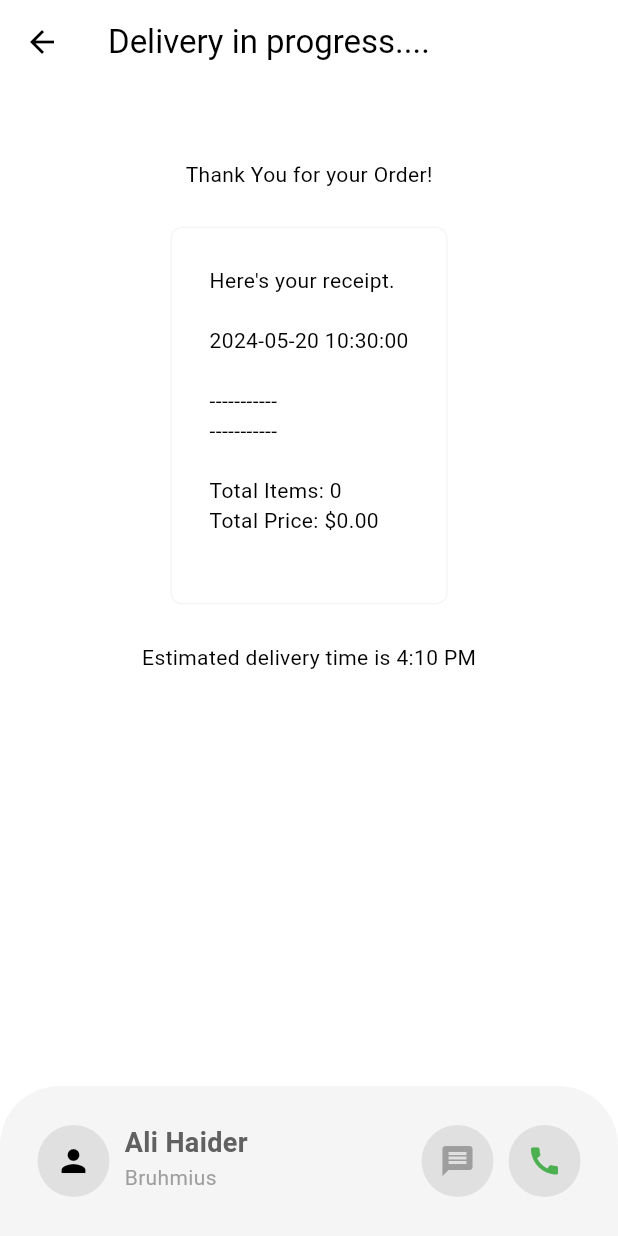
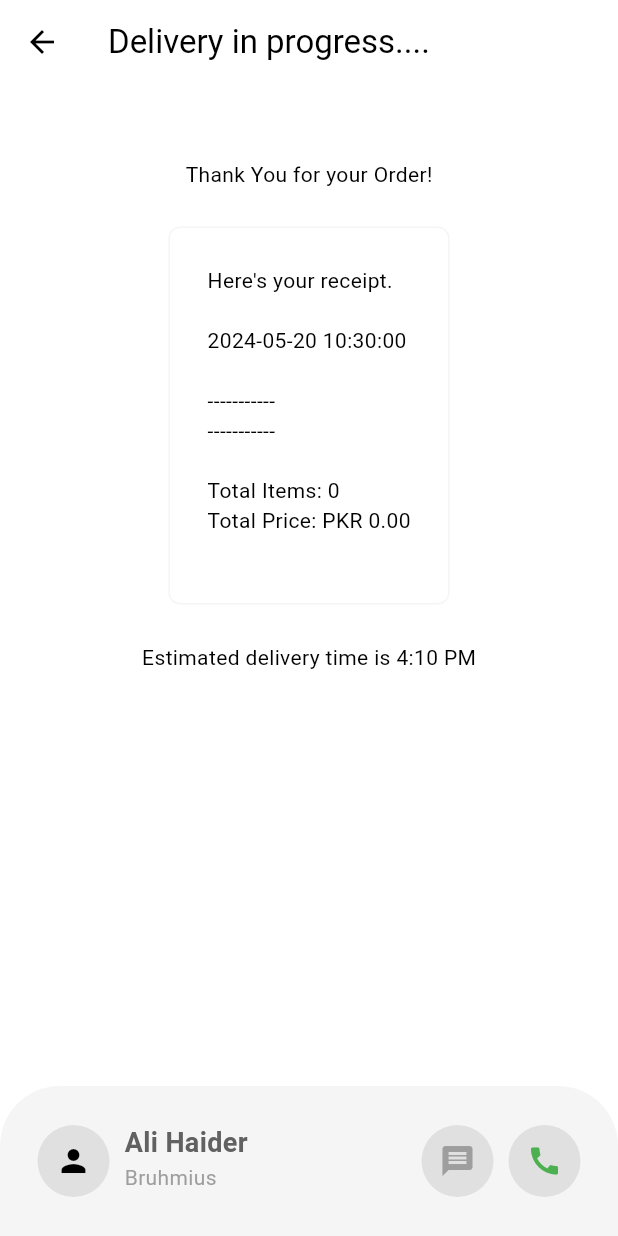
Before and after one commit to M-Ali-Haider/MAD, a Flutter app: the DeliveryProgressPage screen opened directly, on a phone screen of 412 x 824 dp. Run offline on Flutter 3.47's test engine with Material 3 defaults, Android fonts, the phone set to English and light mode, and no system bars; our stand-ins replace cloud_firestore, firebase_auth, firebase_core, flutter_credit_card; accounts and stored records are empty.

Commit message:
fixed bugs and layout problems

```diff
--- a/lib/components/my_cart_tile.dart
+++ b/lib/components/my_cart_tile.dart
@@ -50,11 +50,11 @@ class MyCartTile extends StatelessWidget {
                           quantity: cartItem.quantity,
                           food: cartItem.food,
                           onIncrement: () {
-                            resturant.removeFromCart(cartItem);
+                            resturant.addToCart(
+                                cartItem.food, cartItem.selectedAddon);
                           },
                           onDecrement: () {
-                            resturant.addToCart(
-                                cartItem.food, cartItem.selectedAddon);
+                            resturant.removeFromCart(cartItem);
                           })
                     ],
                   ),
--- a/lib/components/my_description_box.dart
+++ b/lib/components/my_description_box.dart
@@ -23,7 +23,7 @@ class MyDescriptionBox extends StatelessWidget {
           Column(
             children: [
               Text(
-                "\$0.99",
+                "PKR 50",
                 style: myPrimaryTextStyle,
               ),
               Text(
--- a/lib/components/my_food_tile.dart
+++ b/lib/components/my_food_tile.dart
@@ -26,7 +26,7 @@ class FoodTile extends StatelessWidget {
                     children: [
                       Text(food.name),
                       Text(
-                        '\$' + food.price.toString(),
+                        'PKR ' + food.price.toString(),
                         style: TextStyle(
                           color: Theme.of(context).colorScheme.primary,
                         ),
--- a/lib/models/restaurant.dart
+++ b/lib/models/restaurant.dart
@@ -342,7 +342,7 @@ class Restaurant extends ChangeNotifier {
   }
 
   String _formatPrice(double price) {
-    return "\$${price.toStringAsFixed(2)}";
+    return "PKR ${price.toStringAsFixed(2)}";
   }
 
   String _formatAddons(List<Addon> addons) {
--- a/lib/pages/food_page.dart
+++ b/lib/pages/food_page.dart
@@ -59,7 +59,7 @@ class _FoodPageState extends State<FoodPage> {
                         ),
                       ),
                       Text(
-                        '\$${widget.food.price.toString()}',
+                        'PKR ${widget.food.price.toString()}',
                         style: TextStyle(
                           fontSize: 16,
                           color: Theme.of(context).colorScheme.primary,
@@ -97,7 +97,7 @@ class _FoodPageState extends State<FoodPage> {
                               return CheckboxListTile(
                                 title: Text(addon.name),
                                 subtitle: Text(
-                                  '\$${addon.price.toString()}',
+                                  'PKR ${addon.price.toString()}',
                                   style: TextStyle(
                                     color:
                                         Theme.of(context).colorScheme.primary,
```
Also changed, not shown: lib/pages/payment_page.dart (+7 -2 lines).
